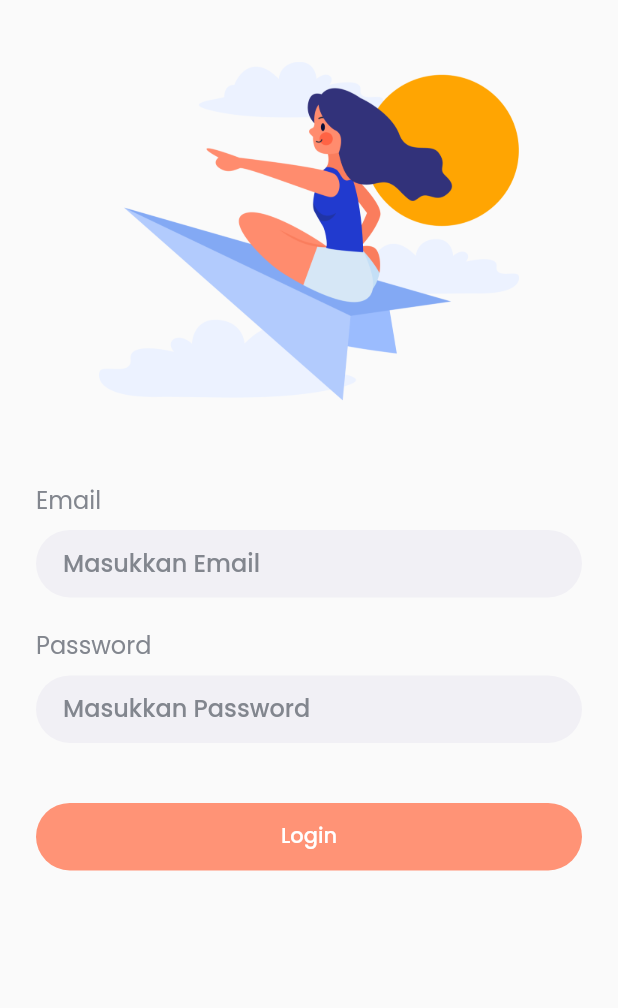
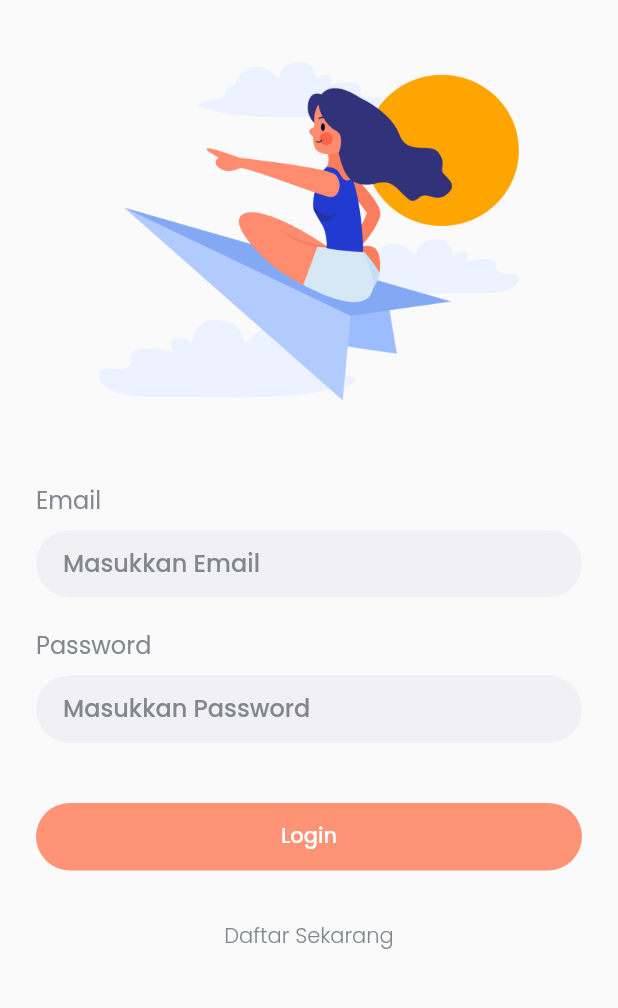
Before and after one commit to Jaya-SI/ngekos-app, a Flutter app: the screen it shows after launch, after a tap on "Cari Sekarang", on a phone screen of 412 x 824 dp, the part 138-1146 px from its top. Run offline on Flutter 3.47's test engine with Material 2 defaults, Android fonts, the phone set to English and light mode, and no system bars; our stand-ins replace google_fonts.

Commit message:
login fix

```diff
--- a/ngekoss/lib/pages/login_page.dart
+++ b/ngekoss/lib/pages/login_page.dart
@@ -170,6 +170,21 @@ class LoginPage extends StatelessWidget {
       );
     }
 
+    registerBtn() {
+      return Container(
+        child: TextButton(
+          onPressed: () {},
+          child: Text(
+            'Daftar Sekarang',
+            style: GoogleFonts.poppins(
+              fontWeight: light,
+              color: subText,
+            ),
+          ),
+        ),
+      );
+    }
+
     return Scaffold(
       body: SafeArea(
         child: ListView(
@@ -191,6 +206,10 @@ class LoginPage extends StatelessWidget {
               height: 40,
             ),
             btnLogin(),
+            SizedBox(
+              height: 20,
+            ),
+            registerBtn(),
           ],
         ),
       ),
```
